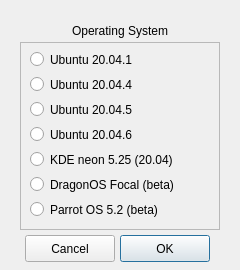
The window that UI/install.ui (ainfosec/FISSURE) describes before a commit, drawn with Qt 5.
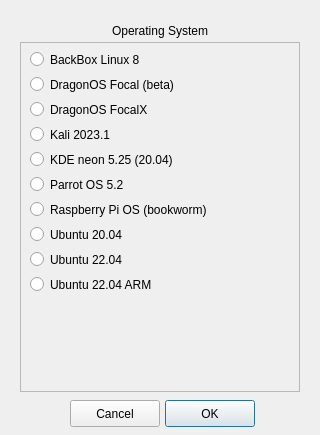
The same window after the commit. Icons and pictures are not drawn.

```diff
--- a/UI/install.ui
+++ b/UI/install.ui
@@ -6,8 +6,8 @@
    <rect>
     <x>0</x>
     <y>0</y>
-    <width>240</width>
-    <height>270</height>
+    <width>320</width>
+    <height>435</height>
    </rect>
   </property>
   <property name="windowTitle">
@@ -20,8 +20,8 @@
   <widget class="QPushButton" name="pushButton_ok">
    <property name="geometry">
     <rect>
-     <x>120</x>
-     <y>235</y>
+     <x>165</x>
+     <y>400</y>
      <width>90</width>
      <height>27</height>
     </rect>
@@ -33,8 +33,8 @@
   <widget class="QPushButton" name="pushButton_cancel">
    <property name="geometry">
     <rect>
-     <x>25</x>
-     <y>235</y>
+     <x>70</x>
+     <y>400</y>
      <width>90</width>
      <height>27</height>
     </rect>
@@ -48,7 +48,7 @@
     <rect>
      <x>20</x>
      <y>20</y>
-     <width>200</width>
+     <width>280</width>
      <height>22</height>
     </rect>
    </property>
@@ -64,8 +64,8 @@
     <rect>
      <x>20</x>
      <y>42</y>
-     <width>200</width>
-     <height>188</height>
+     <width>280</width>
+     <height>350</height>
     </rect>
    </property>
    <property name="frameShape">
@@ -81,29 +81,13 @@
     <property name="geometry">
      <rect>
       <x>10</x>
-      <y>5</y>
+      <y>180</y>
       <width>150</width>
       <height>25</height>
      </rect>
     </property>
     <property name="text">
-     <string>Ubuntu 20.04.1</string>
-    </property>
-   </widget>
-   <widget class="QRadioButton" name="radioButton_ubuntu20_04_4">
-    <property name="enabled">
-     <bool>true</bool>
-    </property>
-    <property name="geometry">
-     <rect>
-      <x>10</x>
-      <y>30</y>
-      <width>150</width>
-      <height>25</height>
-     </rect>
-    </property>
-    <property name="text">
-     <string>Ubuntu 20.04.4</string>
+     <string>Ubuntu 20.04</string>
     </property>
    </widget>
    <widget class="QRadioButton" name="radioButton_dragonOS_focal">
@@ -113,7 +97,7 @@
     <property name="geometry">
      <rect>
       <x>10</x>
-      <y>130</y>
+      <y>30</y>
       <width>180</width>
       <height>25</height>
      </rect>
@@ -138,38 +122,6 @@
      <string>KDE neon 5.25 (20.04)</string>
     </property>
    </widget>
-   <widget class="QRadioButton" name="radioButton_ubuntu20_04_5">
-    <property name="enabled">
-     <bool>true</bool>
-    </property>
-    <property name="geometry">
-     <rect>
-      <x>10</x>
-      <y>55</y>
-      <width>150</width>
-      <height>25</height>
-     </rect>
-    </property>
-    <property name="text">
-     <string>Ubuntu 20.04.5</string>
-    </property>
-   </widget>
-   <widget class="QRadioButton" name="radioButton_ubuntu20_04_6">
-    <property name="enabled">
-     <bool>true</bool>
-    </property>
-    <property name="geometry">
-     <rect>
-      <x>10</x>
-      <y>80</y>
-      <width>150</width>
-      <height>25</height>
-     </rect>
-    </property>
-    <property name="text">
-     <string>Ubuntu 20.04.6</string>
-    </property>
-   </widget>
    <widget class="QRadioButton" name="radioButton_parrot_os_5_2">
     <property name="enabled">
      <bool>true</bool>
@@ -177,13 +129,109 @@
     <property name="geometry">
      <rect>
       <x>10</x>
+      <y>130</y>
+      <width>180</width>
+      <height>25</height>
+     </rect>
+    </property>
+    <property name="text">
+     <string>Parrot OS 5.2</string>
+    </property>
+   </widget>
+   <widget class="QRadioButton" name="radioButton_kali_2023_1">
+    <property name="enabled">
+     <bool>true</bool>
+    </property>
+    <property name="geometry">
+     <rect>
+      <x>10</x>
+      <y>80</y>
+      <width>185</width>
+      <height>25</height>
+     </rect>
+    </property>
+    <property name="text">
+     <string>Kali 2023.1</string>
+    </property>
+   </widget>
+   <widget class="QRadioButton" name="radioButton_backbox_linux_8">
+    <property name="enabled">
+     <bool>true</bool>
+    </property>
+    <property name="geometry">
+     <rect>
+      <x>10</x>
+      <y>5</y>
+      <width>185</width>
+      <height>25</height>
+     </rect>
+    </property>
+    <property name="text">
+     <string>BackBox Linux 8</string>
+    </property>
+   </widget>
+   <widget class="QRadioButton" name="radioButton_ubuntu22_04">
+    <property name="enabled">
+     <bool>true</bool>
+    </property>
+    <property name="geometry">
+     <rect>
+      <x>10</x>
+      <y>205</y>
+      <width>180</width>
+      <height>25</height>
+     </rect>
+    </property>
+    <property name="text">
+     <string>Ubuntu 22.04</string>
+    </property>
+   </widget>
+   <widget class="QRadioButton" name="radioButton_ubuntu22_04_arm">
+    <property name="enabled">
+     <bool>true</bool>
+    </property>
+    <property name="geometry">
+     <rect>
+      <x>10</x>
+      <y>230</y>
+      <width>250</width>
+      <height>25</height>
+     </rect>
+    </property>
+    <property name="text">
+     <string>Ubuntu 22.04 ARM</string>
+    </property>
+   </widget>
+   <widget class="QRadioButton" name="radioButton_raspberry_pi_os">
+    <property name="enabled">
+     <bool>true</bool>
+    </property>
+    <property name="geometry">
+     <rect>
+      <x>10</x>
       <y>155</y>
-      <width>180</width>
+      <width>265</width>
       <height>25</height>
      </rect>
     </property>
     <property name="text">
-     <string>Parrot OS 5.2 (beta)</string>
+     <string>Raspberry Pi OS (bookworm)</string>
+    </property>
+   </widget>
+   <widget class="QRadioButton" name="radioButton_dragonos_focalx">
+    <property name="enabled">
+     <bool>true</bool>
+    </property>
+    <property name="geometry">
+     <rect>
+      <x>10</x>
+      <y>55</y>
+      <width>185</width>
+      <height>25</height>
+     </rect>
+    </property>
+    <property name="text">
+     <string>DragonOS FocalX</string>
     </property>
    </widget>
   </widget>
```
